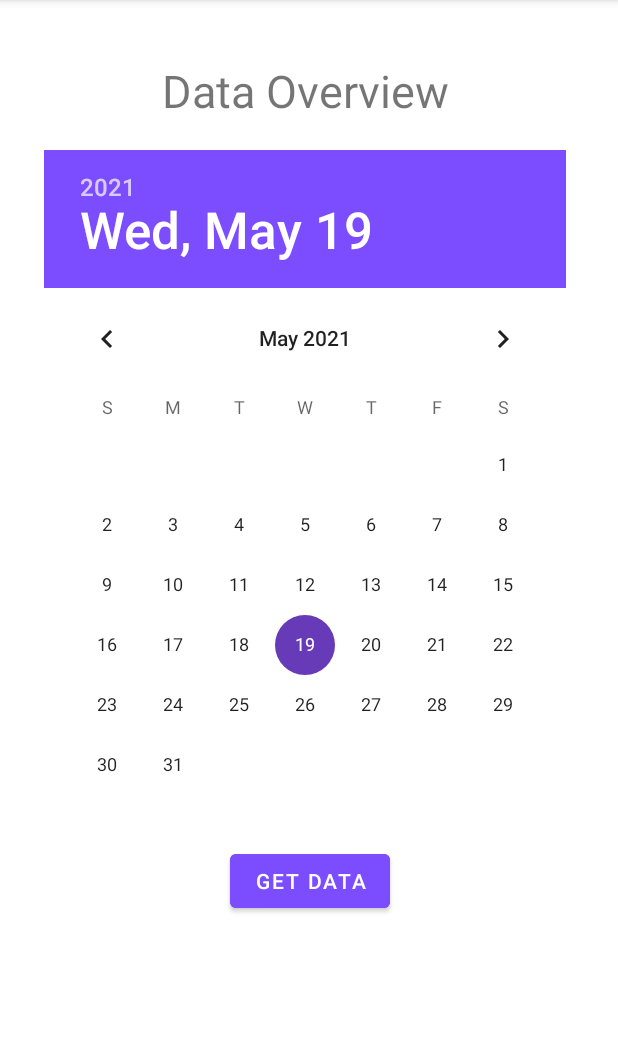
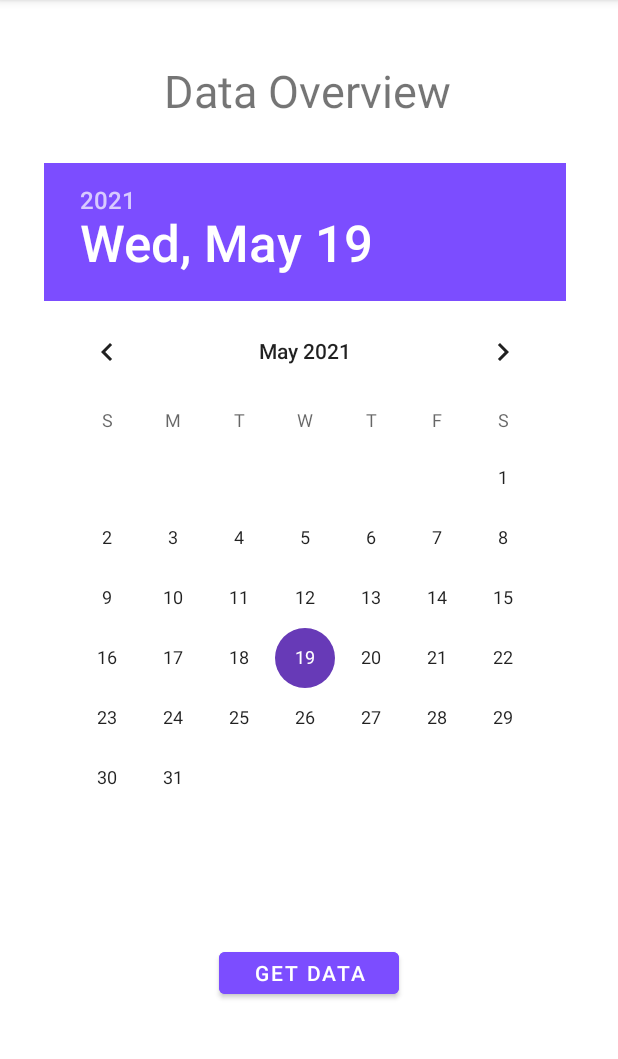
Before and after one commit to rnahum70/TSWatchDAWG, an Android app: the Data screen opened directly, with no data from a screen before it, on a phone screen of 412 x 824 dp, the part 84-1143 px from its top. Run offline under Robolectric (Android 15) with nearby library versions, the phone set to English and light mode, and no system bars.

```diff
--- a/app/src/main/java/com/example/tswatchdawg/Data.java
+++ b/app/src/main/java/com/example/tswatchdawg/Data.java
@@ -1,6 +1,8 @@
 package com.example.tswatchdawg;
 
 import androidx.appcompat.app.AppCompatActivity;
+
+import android.content.Intent;
 import android.os.Bundle;
 import android.view.View;
 import android.widget.Button;
@@ -25,6 +27,7 @@ public class Data extends AppCompatActivity {
             @Override
             public void onClick(View v) {
                 tvw.setText("Data: "+ picker.getDayOfMonth()+"/"+ (picker.getMonth() + 1)+"/"+picker.getYear());
+                //i = new Intent(this,Data.class);startActivity(i)
             }
         });
     }
--- a/app/src/main/res/layout/activity_data.xml
+++ b/app/src/main/res/layout/activity_data.xml
@@ -1,61 +1,49 @@
 <?xml version="1.0" encoding="utf-8"?>
-<RelativeLayout xmlns:android="http://schemas.android.com/apk/res/android"
-    android:layout_width="match_parent" android:layout_height="match_parent">
+<androidx.constraintlayout.widget.ConstraintLayout xmlns:android="http://schemas.android.com/apk/res/android"
+    xmlns:app="http://schemas.android.com/apk/res-auto"
+    xmlns:tools="http://schemas.android.com/tools"
+    android:id="@+id/relativeLayout2"
+    android:layout_width="match_parent"
+    android:layout_height="match_parent">
 
-
-    <TextView
-        android:id="@+id/textView2"
-        android:layout_width="wrap_content"
-        android:layout_height="wrap_content"
-        android:layout_alignParentEnd="true"
-        android:layout_alignParentRight="true"
-        android:layout_gravity="center"
-        android:layout_marginTop="40dp"
-        android:layout_marginEnd="112dp"
-        android:layout_marginRight="112dp"
-        android:text="Data Overview"
-        android:textSize="30dp" />
-
-    <DatePicker
-        android:id="@+id/datePicker1"
-        android:layout_width="wrap_content"
-        android:layout_height="wrap_content"
-        android:layout_alignParentStart="true"
-        android:layout_alignParentLeft="true"
-        android:layout_alignParentEnd="true"
-        android:layout_alignParentRight="true"
-        android:layout_marginStart="29dp"
-        android:layout_marginLeft="29dp"
-        android:layout_marginTop="100dp"
-        android:layout_marginEnd="33dp"
-        android:headerBackground="@color/deeppurple"
-        android:layout_marginRight="33dp"
-        />
-
-    <Button
-        android:id="@+id/button1"
-        android:layout_width="wrap_content"
-        android:layout_height="wrap_content"
-        android:layout_below="@+id/datePicker1"
-        android:layout_alignParentStart="true"
-        android:layout_alignParentLeft="true"
-        android:layout_alignParentEnd="true"
-        android:layout_alignParentRight="true"
-        android:layout_marginStart="153dp"
-        android:layout_marginLeft="153dp"
-        android:layout_marginTop="33dp"
-        android:layout_marginEnd="152dp"
-        android:layout_marginRight="152dp"
-        android:backgroundTint="@color/deeppurple"
-        android:text="Get Data" />
 
     <TextView
         android:id="@+id/textView1"
         android:layout_width="wrap_content"
         android:layout_height="wrap_content"
-        android:layout_below="@+id/button1"
-        android:layout_marginLeft="100dp"
-        android:layout_marginTop="10dp"
-        android:textStyle="bold"
-        android:textSize="18dp"/>
-</RelativeLayout>
+        android:layout_marginTop="40dp"
+        android:text="Data Overview"
+        android:textSize="30dp"
+        app:layout_constraintEnd_toEndOf="parent"
+        app:layout_constraintHorizontal_bias="0.497"
+        app:layout_constraintStart_toStartOf="parent"
+        app:layout_constraintTop_toTopOf="parent" />
+
+    <DatePicker
+        android:id="@+id/datePicker1"
+        android:layout_width="0dp"
+        android:layout_height="wrap_content"
+        android:layout_marginStart="29dp"
+        android:layout_marginLeft="29dp"
+        android:layout_marginTop="28dp"
+        android:layout_marginEnd="29dp"
+        android:layout_marginRight="29dp"
+        android:headerBackground="@color/deeppurple"
+        app:layout_constraintEnd_toEndOf="parent"
+        app:layout_constraintHorizontal_bias="1.0"
+        app:layout_constraintStart_toStartOf="parent"
+        app:layout_constraintTop_toBottomOf="@+id/textView1" />
+
+    <Button
+        android:id="@+id/button1"
+        android:layout_width="120dp"
+        android:layout_height="40dp"
+        android:backgroundTint="@color/deeppurple"
+        android:text="Get Data"
+        app:layout_constraintBottom_toBottomOf="parent"
+        app:layout_constraintEnd_toEndOf="parent"
+        app:layout_constraintStart_toStartOf="parent"
+        app:layout_constraintTop_toBottomOf="@+id/datePicker1"
+        app:layout_constraintVertical_bias="0.476" />
+
+</androidx.constraintlayout.widget.ConstraintLayout>
```
Also changed, not shown: app/build.gradle (+14 -0 lines), app/src/main/java/com/example/tswatchdawg/Tic.java (+58 -25 lines), app/src/main/java/com/example/tswatchdawg/dayView.java (added, +18 -0 lines), app/src/main/java/com/example/tswatchdawg/db/Symptom.java (added, +21 -0 lines), app/src/main/java/com/example/tswatchdawg/db/TicDatabase.java (added, +31 -0 lines), app/src/main/java/com/example/tswatchdawg/db/UserDao.java (added, +27 -0 lines), app/src/main/res/layout/activity_dayview.xml (added, +30 -0 lines), app/src/main/res/layout/activity_tic.xml (+9 -10 lines).
